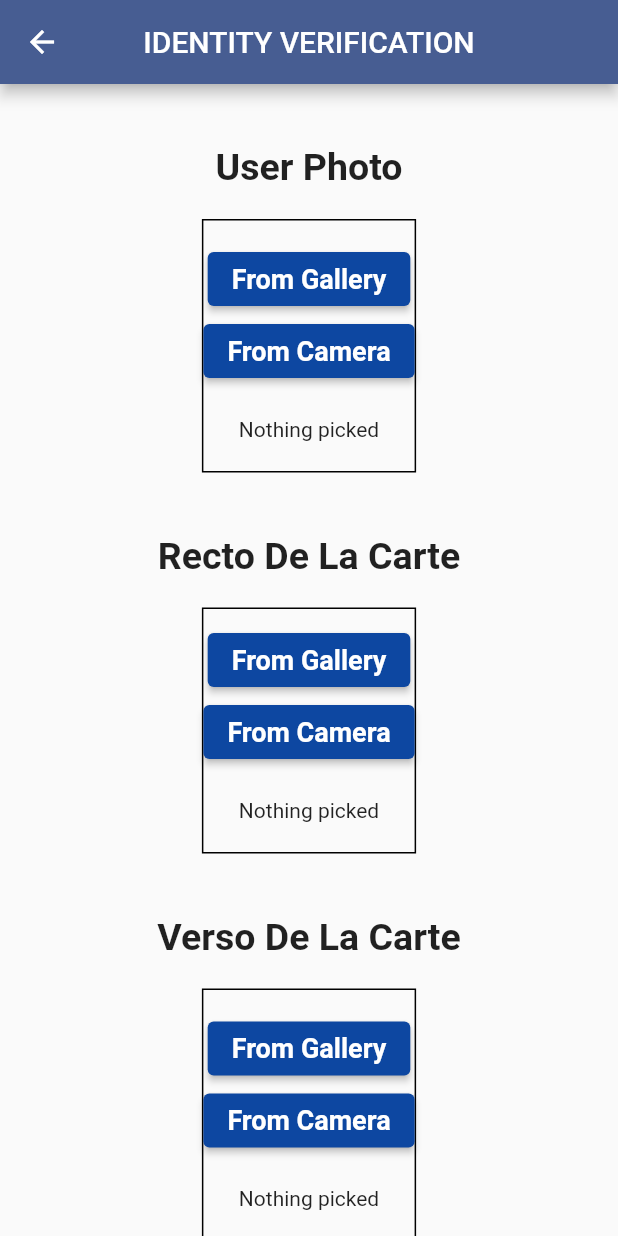
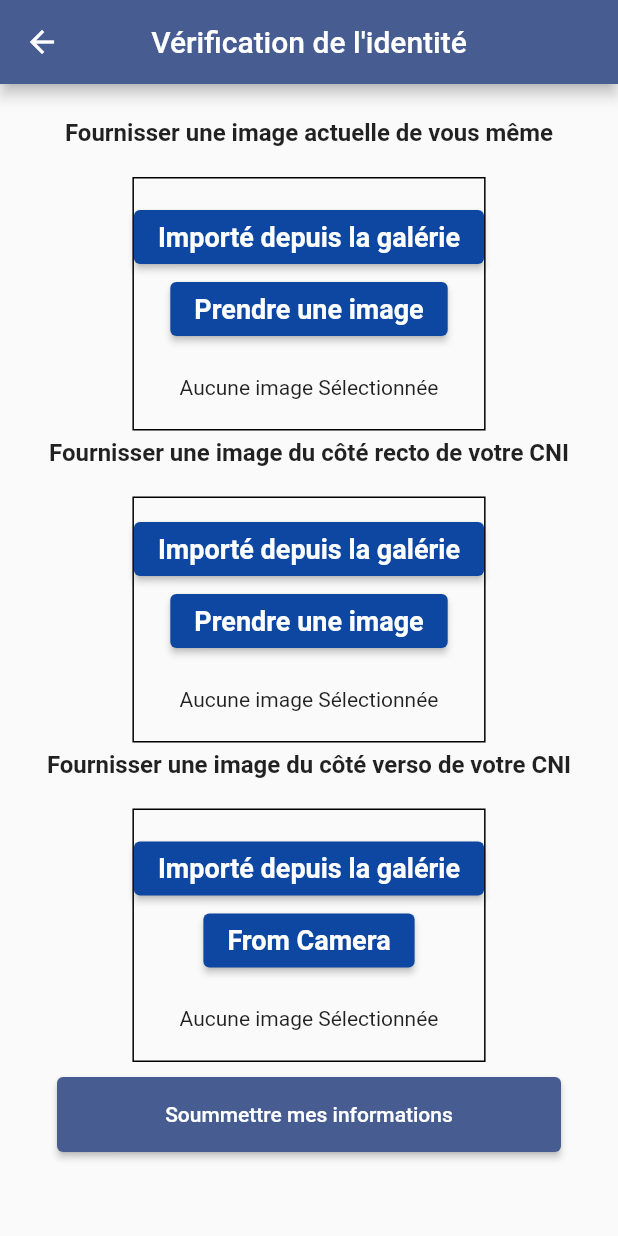
Before and after one commit to dilaneUchiwa/Transfer-de-colis-inter-urbain, a Flutter app: the ImageCamFile screen opened directly with empty values, on a phone screen of 412 x 824 dp. Run offline on Flutter 3.47's test engine with Material 2 defaults, Android fonts, the phone set to English and light mode, and no system bars; our stand-ins replace badges, cloud_firestore, device_info_plus, dropdown_button2, firebase_auth, firebase_core and 13 more; missing offline and left inert: flutter_background_service, flutter_background_service_android, mailer; accounts and stored records are empty.

Commit message:
all text in french

```diff
--- a/lib/Screen/User/UserProfil.dart
+++ b/lib/Screen/User/UserProfil.dart
@@ -28,7 +28,7 @@ class _UserProfilState extends State<UserProfil> {
       }
     }
     return Scaffold(
-        appBar: AppBar(title: const Text("User Profile")),
+        appBar: AppBar(title: const Text("Profile utilisateur")),
         body: Padding(
           padding: EdgeInsets.symmetric(horizontal: 8),
           child: Column(
@@ -69,14 +69,14 @@ class _UserProfilState extends State<UserProfil> {
                                 children: [
                                   ListTile(
                                     onTap: () {},
-                                    title: Text('Name',
+                                    title: Text('Nom',
                                         style: TextStyle(fontSize: 16)),
                                     subtitle: Text(widget.user.userName!),
                                     trailing: Icon(Icons.person),
                                   ),
                                   ListTile(
                                     onTap: () {},
-                                    title: Text('SurName',
+                                    title: Text('Prénom',
                                         style: TextStyle(fontSize: 16)),
                                     subtitle: Text(widget.user.userSurname!),
                                   ),
@@ -101,7 +101,7 @@ class _UserProfilState extends State<UserProfil> {
                                   ),
                                   ListTile(
                                     onTap: () {},
-                                    title: Text('Phone Number',
+                                    title: Text('Numéro de téléphone',
                                         style: TextStyle(fontSize: 16)),
                                     subtitle: Text(
                                       widget.user.userTelephoneNumber
@@ -119,7 +119,7 @@ class _UserProfilState extends State<UserProfil> {
                                     trailing: Icon(Icons.email),
                                   ),
                                   ListTile(
-                                    title: Text("ID Card Recto"),
+                                    title: Text("Photo CNI Recto"),
                                     subtitle: Container(
                                       decoration: BoxDecoration(
                                         border: Border.all(),
@@ -142,11 +142,11 @@ class _UserProfilState extends State<UserProfil> {
                                                 ),
                                               ],
                                             )
-                                          : Text("Image not found "),
+                                          : Text("Image introuvable "),
                                     ),
                                   ),
                                   ListTile(
-                                    title: Text("ID Card Verso"),
+                                    title: Text("Photo CNI Verso"),
                                     subtitle: Container(
                                       decoration: BoxDecoration(
                                         border: Border.all(),
@@ -169,7 +169,7 @@ class _UserProfilState extends State<UserProfil> {
                                                 ),
                                               ],
                                             )
-                                          : Text("Image not found "),
+                                          : Text("Image introuvable "),
                                     ),
                                   ),
                                   const SizedBox(height: 20),
--- a/lib/Screen/ValidationEmailPage.dart
+++ b/lib/Screen/ValidationEmailPage.dart
@@ -23,7 +23,7 @@ class _ValidationEmailPageState extends State<ValidationEmailPage> {
   Widget build(BuildContext context) {
     return Scaffold(
       appBar: AppBar(
-        title: const Text('Verification Code'),
+        title: const Text('Verification de l\'email'),
       ),
       body: Padding(
         padding: EdgeInsets.all(16.0),
@@ -88,7 +88,7 @@ class _ValidationEmailPageState extends State<ValidationEmailPage> {
                     onPressed: () {
                       if (_formKey.currentState!.validate()) {
                         _formKey.currentState!.save();
-                        if (_validationCode == widget.code) {
+                        if (_validationCode != widget.code) {
                           showNotificationSuccess(
                               context, 'Le code de validation est correct.');
 
--- a/lib/Screen/Widgets/ImageCam.dart
+++ b/lib/Screen/Widgets/ImageCam.dart
@@ -35,7 +35,7 @@ class ImageCamFileState extends State<ImageCamFile> {
     bool _isLoading=false;
     return Scaffold(
       appBar: AppBar(
-        title: const Text('IDENTITY VERIFICATION'),
+        title: const Text('Vérification de l\'identité'),
         centerTitle: true,
       ),
       body: Stack(
@@ -48,17 +48,15 @@ class ImageCamFileState extends State<ImageCamFile> {
                   SizedBox(
                     height: 5,
                   ),
-                  Padding(
-                    padding: const EdgeInsets.all(18.0),
-                    child: Column(
+                  Column(
                     children: [
                       Center(
                         child: Column(
                           children: [
                             Text(
-                                "User Photo",
+                              "Fournisser une image actuelle de vous même",
                               style: TextStyle(
-                                    fontSize: 25, fontWeight: FontWeight.bold),
+                                  fontSize: 16, fontWeight: FontWeight.bold),
                             ),
                             SizedBox(
                               height: 20,
@@ -81,7 +79,7 @@ class ImageCamFileState extends State<ImageCamFile> {
                                     ),
                                     onPressed: () =>
                                         pickUserPhoto(ImageSource.gallery),
-                                      child: const Text('From Gallery'),
+                                    child: const Text('Importé depuis la galérie'),
                                   ),
                                   ElevatedButton(
                                     style: ElevatedButton.styleFrom(
@@ -94,7 +92,7 @@ class ImageCamFileState extends State<ImageCamFile> {
                                     ),
                                     onPressed: () =>
                                         pickUserPhoto(ImageSource.camera),
-                                      child: const Text('From Camera'),
+                                    child: const Text('Prendre une image'),
                                   ),
                                   Container(
                                     decoration: const BoxDecoration(),
@@ -107,7 +105,7 @@ class ImageCamFileState extends State<ImageCamFile> {
                                             width: 250,
                                             alignment: Alignment.center,
                                           )
-                                          : Text("Nothing picked"),
+                                        : Text("Aucune image Sélectionnée"),
                                   ),
                                 ],
                               ),
@@ -117,10 +115,7 @@ class ImageCamFileState extends State<ImageCamFile> {
                       ),
                     ],
                   ),
-                  ),
-                  Padding(
-                    padding: const EdgeInsets.all(18.0),
-                    child: Column(
+                  Column(
                     children: [
                       SizedBox(
                         height: 5,
@@ -129,9 +124,9 @@ class ImageCamFileState extends State<ImageCamFile> {
                         child: Column(
                           children: [
                             Text(
-                                "Recto De La Carte",
+                              "Fournisser une image du côté recto de votre CNI",
                               style: TextStyle(
-                                    fontSize: 25, fontWeight: FontWeight.bold),
+                                fontSize: 16, fontWeight: FontWeight.bold),
                             ),
                             SizedBox(
                               height: 20,
@@ -154,7 +149,7 @@ class ImageCamFileState extends State<ImageCamFile> {
                                     ),
                                     onPressed: () =>
                                         pickImageRecto(ImageSource.gallery),
-                                      child: const Text('From Gallery'),
+                                    child: const Text('Importé depuis la galérie'),
                                   ),
                                   ElevatedButton(
                                     style: ElevatedButton.styleFrom(
@@ -167,7 +162,7 @@ class ImageCamFileState extends State<ImageCamFile> {
                                     ),
                                     onPressed: () =>
                                         pickImageRecto(ImageSource.camera),
-                                      child: const Text('From Camera'),
+                                    child: const Text('Prendre une image'),
                                   ),
                                   Container(
                                     decoration: const BoxDecoration(),
@@ -180,7 +175,7 @@ class ImageCamFileState extends State<ImageCamFile> {
                                             width: 250,
                                             alignment: Alignment.center,
                                           )
-                                          : Text("Nothing picked"),
+                                        : Text("Aucune image Sélectionnée"),
                                   ),
                                 ],
                               ),
@@ -190,21 +185,18 @@ class ImageCamFileState extends State<ImageCamFile> {
                       ),
                     ],
                   ),
-                  ),
                   SizedBox(
                     height: 5,
                   ),
-                  Padding(
-                    padding: const EdgeInsets.all(18.0),
-                    child: Column(
+                  Column(
                     children: [
                       Center(
                         child: Column(
                           children: [
                             Text(
-                                "Verso De La Carte",
+                              "Fournisser une image du côté verso de votre CNI",
                               style: TextStyle(
-                                    fontSize: 25, fontWeight: FontWeight.bold),
+                                  fontSize: 16, fontWeight: FontWeight.bold),
                             ),
                             SizedBox(
                               height: 20,
@@ -227,7 +219,7 @@ class ImageCamFileState extends State<ImageCamFile> {
                                     ),
                                     onPressed: () =>
                                         pickImageVerso(ImageSource.gallery),
-                                      child: const Text('From Gallery'),
+                                    child: const Text('Importé depuis la galérie'),
                                   ),
                                   ElevatedButton(
                                     style: ElevatedButton.styleFrom(
@@ -253,7 +245,7 @@ class ImageCamFileState extends State<ImageCamFile> {
                                             width: 250,
                                             alignment: Alignment.center,
                                           )
-                                          : Text("Nothing picked"),
+                                        : Text("Aucune image Sélectionnée"),
                                   ),
                                 ],
                               ),
@@ -262,7 +254,6 @@ class ImageCamFileState extends State<ImageCamFile> {
                         ),
                       ),
                     ],
-                    ),
                   ),
                   const SizedBox(height: 10),
                   Container(
@@ -316,7 +307,7 @@ class ImageCamFileState extends State<ImageCamFile> {
                                 "Pas de connexion internet !");
                         }
                       },
-                      child: const Text('Sign UP'),
+                      child: const Text('Soummettre mes informations'),
                     ),
                   ),
                 ],
--- a/lib/Screen/Widgets/drawerWidget.dart
+++ b/lib/Screen/Widgets/drawerWidget.dart
@@ -94,7 +94,7 @@ class _DrawerWidgetState extends State<DrawerWidget> {
                           color: Theme.of(context).colorScheme.primary,
                         )),
                     Text(
-                      "Profil",
+                      "Profile",
                       style: TextStyle(
                           fontSize: 14,
                           fontWeight: FontWeight.bold,
```
Also changed, not shown: lib/Screen/SignInPage.dart (+16 -11 lines), lib/Screen/SignUpPage.dart (+7 -7 lines). Lines whose indentation alone changed are shown as unchanged.
